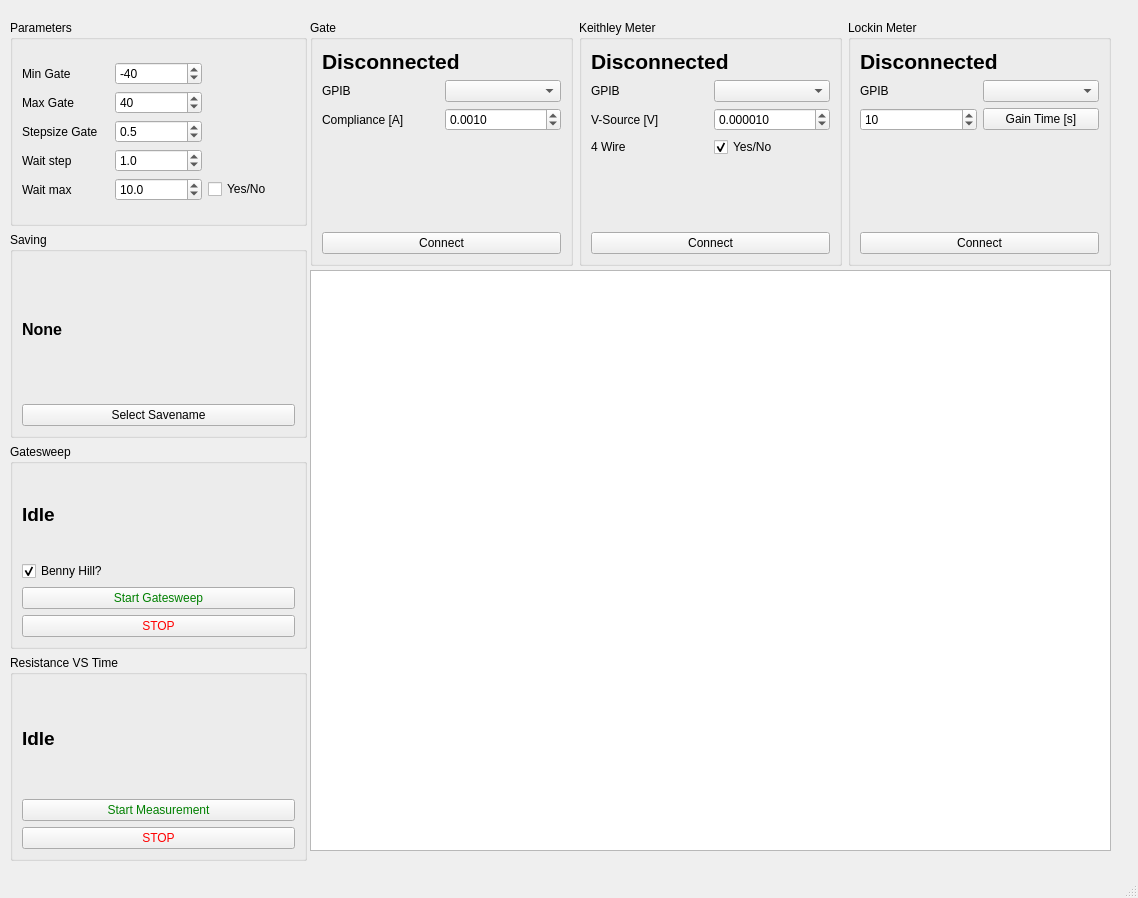
This is Gatesweep.ui in FalconTube/lab_software as Qt 5 draws it before an edit. The edited form follows.
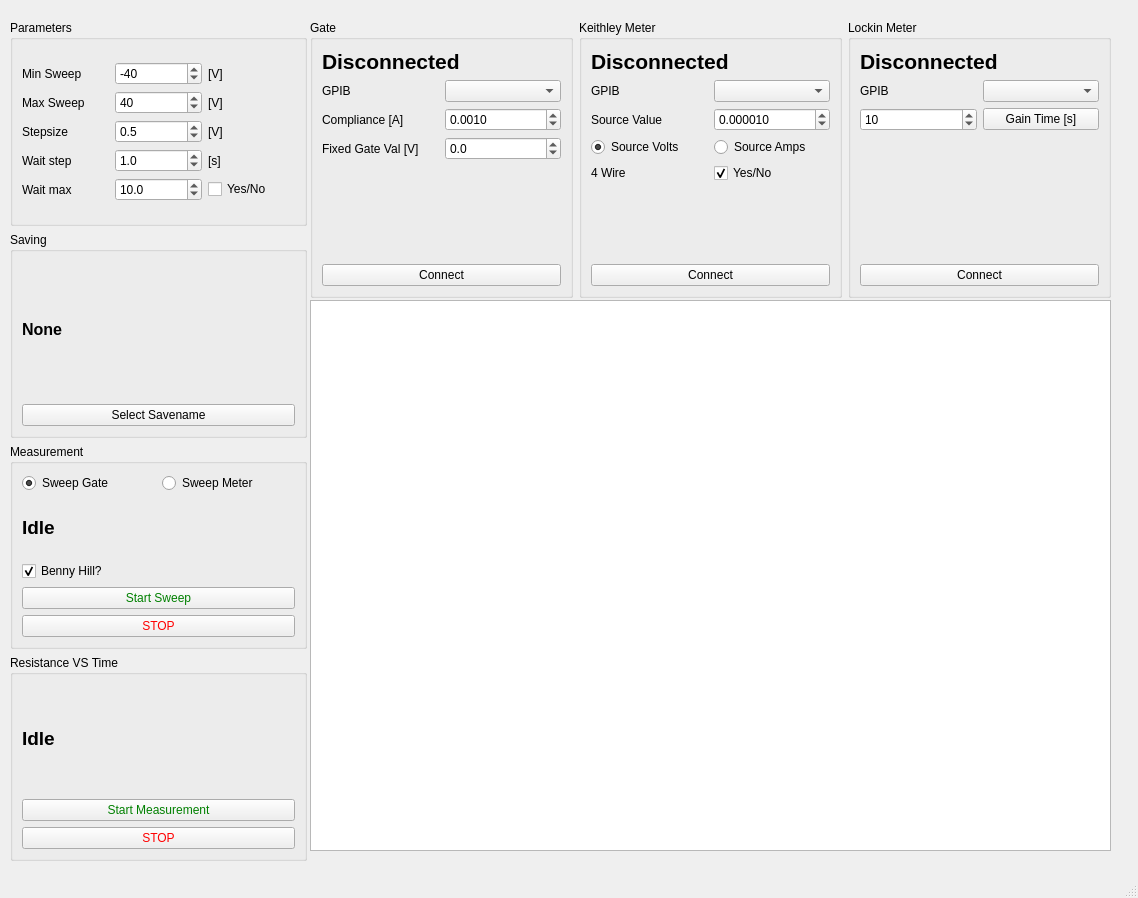
This is the edited form. Custom widgets are drawn as their Qt base class.

Commit message: new sweep class in gui

```diff
--- a/Gatesweep.ui
+++ b/Gatesweep.ui
@@ -38,7 +38,7 @@
           <item row="1" column="0">
            <widget class="QLabel" name="label_2">
             <property name="text">
-             <string>Max Gate</string>
+             <string>Max Sweep</string>
             </property>
            </widget>
           </item>
@@ -50,7 +50,7 @@
            </widget>
           </item>
           <item row="0" column="1">
-           <widget class="QDoubleSpinBox" name="MinGateBox">
+           <widget class="QDoubleSpinBox" name="MinSweepBox">
             <property name="decimals">
              <number>0</number>
             </property>
@@ -82,7 +82,7 @@
            </widget>
           </item>
           <item row="1" column="1">
-           <widget class="QDoubleSpinBox" name="MaxGateBox">
+           <widget class="QDoubleSpinBox" name="MaxSweepBox">
             <property name="decimals">
              <number>0</number>
             </property>
@@ -116,14 +116,14 @@
           <item row="2" column="0">
            <widget class="QLabel" name="label_3">
             <property name="text">
-             <string>Stepsize Gate</string>
+             <string>Stepsize</string>
             </property>
            </widget>
           </item>
           <item row="0" column="0">
            <widget class="QLabel" name="label">
             <property name="text">
-             <string>Min Gate</string>
+             <string>Min Sweep</string>
             </property>
            </widget>
           </item>
@@ -157,6 +157,34 @@
             </property>
            </widget>
           </item>
+          <item row="0" column="2">
+           <widget class="QLabel" name="label_7">
+            <property name="text">
+             <string>[V]</string>
+            </property>
+           </widget>
+          </item>
+          <item row="1" column="2">
+           <widget class="QLabel" name="label_13">
+            <property name="text">
+             <string>[V]</string>
+            </property>
+           </widget>
+          </item>
+          <item row="3" column="2">
+           <widget class="QLabel" name="label_14">
+            <property name="text">
+             <string>[s]</string>
+            </property>
+           </widget>
+          </item>
+          <item row="2" column="2">
+           <widget class="QLabel" name="label_15">
+            <property name="text">
+             <string>[V]</string>
+            </property>
+           </widget>
+          </item>
          </layout>
         </item>
        </layout>
@@ -201,11 +229,35 @@
      <item>
       <widget class="QGroupBox" name="groupBox_3">
        <property name="title">
-        <string>Gatesweep</string>
+        <string>Measurement</string>
        </property>
        <layout class="QVBoxLayout" name="verticalLayout_4">
         <item>
-         <widget class="QLabel" name="GatesweepLabel">
+         <layout class="QHBoxLayout" name="horizontalLayout">
+          <property name="bottomMargin">
+           <number>0</number>
+          </property>
+          <item>
+           <widget class="QRadioButton" name="SweepGateRadio">
+            <property name="text">
+             <string>Sweep Gate</string>
+            </property>
+            <property name="checked">
+             <bool>true</bool>
+            </property>
+           </widget>
+          </item>
+          <item>
+           <widget class="QRadioButton" name="SweepMeterRadio">
+            <property name="text">
+             <string>Sweep Meter</string>
+            </property>
+           </widget>
+          </item>
+         </layout>
+        </item>
+        <item>
+         <widget class="QLabel" name="SweepLabel">
           <property name="font">
            <font>
             <pointsize>14</pointsize>
@@ -229,7 +281,7 @@
          </widget>
         </item>
         <item>
-         <widget class="QPushButton" name="StartGSButton">
+         <widget class="QPushButton" name="StartSweepButton">
           <property name="autoFillBackground">
            <bool>false</bool>
           </property>
@@ -237,12 +289,12 @@
            <string notr="true">color : green</string>
           </property>
           <property name="text">
-           <string>Start Gatesweep</string>
+           <string>Start Sweep</string>
           </property>
          </widget>
         </item>
         <item>
-         <widget class="QPushButton" name="StopGSButton">
+         <widget class="QPushButton" name="StopSweepButton">
           <property name="styleSheet">
            <string notr="true">color : red</string>
           </property>
@@ -309,9 +361,9 @@
     <property name="geometry">
      <rect>
       <x>310</x>
-      <y>270</y>
+      <y>300</y>
       <width>801</width>
-      <height>581</height>
+      <height>551</height>
      </rect>
     </property>
    </widget>
@@ -321,7 +373,7 @@
       <x>310</x>
       <y>20</y>
       <width>801</width>
-      <height>246</height>
+      <height>278</height>
      </rect>
     </property>
     <layout class="QHBoxLayout" name="horizontalLayout_2">
@@ -334,6 +386,26 @@
         <string>Gate</string>
        </property>
        <layout class="QGridLayout" name="gridLayout_3">
+        <item row="0" column="0">
+         <widget class="QLabel" name="GateLabel">
+          <property name="sizePolicy">
+           <sizepolicy hsizetype="Preferred" vsizetype="Fixed">
+            <horstretch>0</horstretch>
+            <verstretch>0</verstretch>
+           </sizepolicy>
+          </property>
+          <property name="font">
+           <font>
+            <pointsize>16</pointsize>
+            <weight>75</weight>
+            <bold>true</bold>
+           </font>
+          </property>
+          <property name="text">
+           <string>Disconnected</string>
+          </property>
+         </widget>
+        </item>
         <item row="5" column="0">
          <widget class="QPushButton" name="GateConnectButton">
           <property name="text">
@@ -341,39 +413,6 @@
           </property>
          </widget>
         </item>
-        <item row="0" column="0">
-         <widget class="QLabel" name="GateLabel">
-          <property name="sizePolicy">
-           <sizepolicy hsizetype="Preferred" vsizetype="Fixed">
-            <horstretch>0</horstretch>
-            <verstretch>0</verstretch>
-           </sizepolicy>
-          </property>
-          <property name="font">
-           <font>
-            <pointsize>16</pointsize>
-            <weight>75</weight>
-            <bold>true</bold>
-           </font>
-          </property>
-          <property name="text">
-           <string>Disconnected</string>
-          </property>
-         </widget>
-        </item>
-        <item row="4" column="0">
-         <spacer name="verticalSpacer_2">
-          <property name="orientation">
-           <enum>Qt::Vertical</enum>
-          </property>
-          <property name="sizeHint" stdset="0">
-           <size>
-            <width>20</width>
-            <height>40</height>
-           </size>
-          </property>
-         </spacer>
-        </item>
         <item row="2" column="0">
          <layout class="QGridLayout" name="gridLayout_4">
           <item row="1" column="1">
@@ -386,13 +425,6 @@
             </property>
            </widget>
           </item>
-          <item row="1" column="0">
-           <widget class="QLabel" name="label_6">
-            <property name="text">
-             <string>GPIB</string>
-            </property>
-           </widget>
-          </item>
           <item row="2" column="1">
            <widget class="QDoubleSpinBox" name="GateComplianceBox">
             <property name="decimals">
@@ -406,6 +438,13 @@
             </property>
            </widget>
           </item>
+          <item row="1" column="0">
+           <widget class="QLabel" name="label_6">
+            <property name="text">
+             <string>GPIB</string>
+            </property>
+           </widget>
+          </item>
           <item row="2" column="0">
            <widget class="QLabel" name="label_12">
             <property name="text">
@@ -413,8 +452,47 @@
             </property>
            </widget>
           </item>
+          <item row="3" column="0">
+           <widget class="QLabel" name="label_16">
+            <property name="text">
+             <string>Fixed Gate Val [V]</string>
+            </property>
+           </widget>
+          </item>
+          <item row="3" column="1">
+           <widget class="QDoubleSpinBox" name="FoxedGateBox">
+            <property name="decimals">
+             <number>1</number>
+            </property>
+            <property name="minimum">
+             <double>-100.000000000000000</double>
+            </property>
+            <property name="maximum">
+             <double>100.000000000000000</double>
+            </property>
+            <property name="singleStep">
+             <double>0.000100000000000</double>
+            </property>
+            <property name="value">
+             <double>0.000000000000000</double>
+            </property>
+           </widget>
+          </item>
          </layout>
         </item>
+        <item row="4" column="0">
+         <spacer name="verticalSpacer_2">
+          <property name="orientation">
+           <enum>Qt::Vertical</enum>
+          </property>
+          <property name="sizeHint" stdset="0">
+           <size>
+            <width>20</width>
+            <height>40</height>
+           </size>
+          </property>
+         </spacer>
+        </item>
        </layout>
       </widget>
      </item>
@@ -426,39 +504,18 @@
        <layout class="QGridLayout" name="gridLayout_6">
         <item row="1" column="0">
          <layout class="QGridLayout" name="gridLayout_5">
-          <item row="2" column="0">
-           <widget class="QLabel" name="label_10">
-            <property name="text">
-             <string>4 Wire</string>
-            </property>
-           </widget>
-          </item>
-          <item row="2" column="1">
-           <widget class="QCheckBox" name="WireCheckBox">
-            <property name="text">
-             <string>Yes/No</string>
-            </property>
-            <property name="checked">
-             <bool>true</bool>
-            </property>
-           </widget>
-          </item>
-          <item row="0" column="0">
-           <widget class="QLabel" name="label_8">
-            <property name="text">
-             <string>GPIB</string>
-            </property>
-           </widget>
-          </item>
           <item row="1" column="0">
            <widget class="QLabel" name="label_11">
             <property name="text">
-             <string>V-Source [V]</string>
+             <string>Source Value</string>
             </property>
            </widget>
           </item>
+          <item row="0" column="1">
+           <widget class="QComboBox" name="KMeterPortBox"/>
+          </item>
           <item row="1" column="1">
-           <widget class="QDoubleSpinBox" name="VSourceBox">
+           <widget class="QDoubleSpinBox" name="SourceValBox">
             <property name="decimals">
              <number>6</number>
             </property>
@@ -470,8 +527,46 @@
             </property>
            </widget>
           </item>
-          <item row="0" column="1">
-           <widget class="QComboBox" name="KMeterPortBox"/>
+          <item row="0" column="0">
+           <widget class="QLabel" name="label_8">
+            <property name="text">
+             <string>GPIB</string>
+            </property>
+           </widget>
+          </item>
+          <item row="3" column="1">
+           <widget class="QCheckBox" name="WireCheckBox">
+            <property name="text">
+             <string>Yes/No</string>
+            </property>
+            <property name="checked">
+             <bool>true</bool>
+            </property>
+           </widget>
+          </item>
+          <item row="3" column="0">
+           <widget class="QLabel" name="label_10">
+            <property name="text">
+             <string>4 Wire</string>
+            </property>
+           </widget>
+          </item>
+          <item row="2" column="0">
+           <widget class="QRadioButton" name="SourceVoltsRadio">
+            <property name="text">
+             <string>Source Volts</string>
+            </property>
+            <property name="checked">
+             <bool>true</bool>
+            </property>
+           </widget>
+          </item>
+          <item row="2" column="1">
+           <widget class="QRadioButton" name="SourceAmpsRadio">
+            <property name="text">
+             <string>Source Amps</string>
+            </property>
+           </widget>
           </item>
          </layout>
         </item>
```
Left out of the diff: 8 changed lines with no effect on the pictures. The commit also changes 9 other files.
